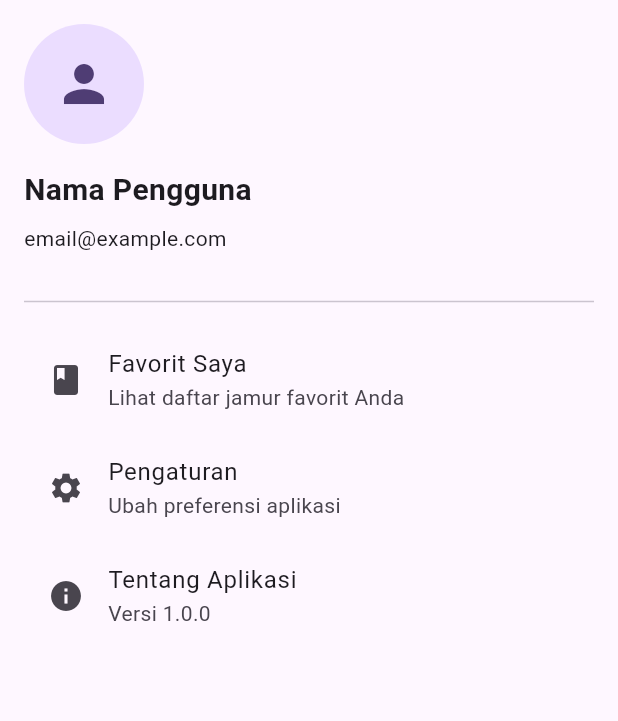
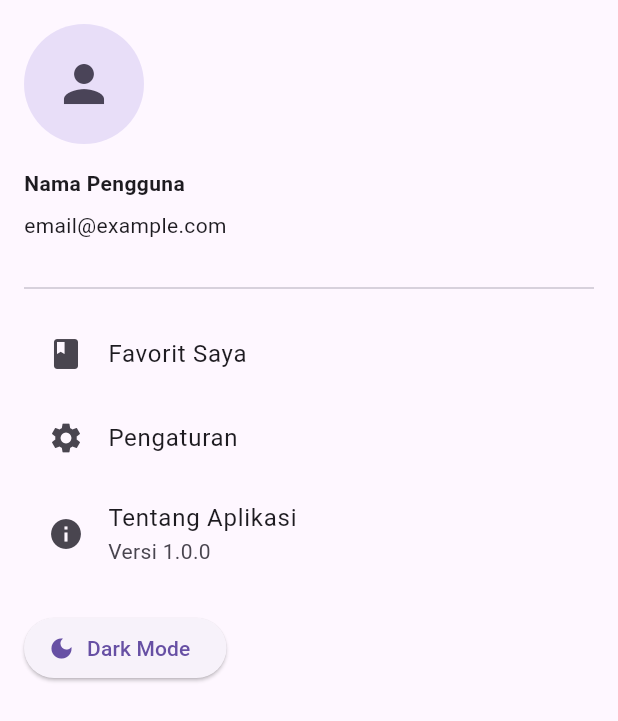
Before and after one commit to fahlan-ap/flutter_new, a Flutter app: the ProfilePage screen opened directly, on a phone screen of 412 x 824 dp. Shown: the top 721 px of the screen. Run offline on Flutter 3.47's test engine with Material 3 defaults, Android fonts, the phone set to English and light mode, and no system bars.

Commit message:
penambahan fitur fondasi

```diff
--- a/lib/profile_page.dart
+++ b/lib/profile_page.dart
@@ -1,46 +1,73 @@
 import 'package:flutter/material.dart';
 
-class ProfilePage extends StatelessWidget {
+class ProfilePage extends StatefulWidget {
   const ProfilePage({super.key});
 
   @override
+  State<ProfilePage> createState() => _ProfilePageState();
+}
+
+class _ProfilePageState extends State<ProfilePage> {
+  bool _isDarkTheme = false;
+
+  @override
   Widget build(BuildContext context) {
-    return Scaffold(
+    // Tentukan theme lokal (light/dark)
+    final ThemeData localTheme = _isDarkTheme
+        ? ThemeData.dark(useMaterial3: true)
+        : ThemeData.light(useMaterial3: true);
+
+    return Theme(
+      data: localTheme,
+      child: Scaffold(
         body: Padding(
           padding: const EdgeInsets.all(16.0),
           child: Column(
             crossAxisAlignment: CrossAxisAlignment.start,
             children: [
-            const CircleAvatar(
+              CircleAvatar(
                 radius: 40,
-              child: Icon(Icons.person, size: 40),
+                backgroundColor: localTheme.colorScheme.secondaryContainer,
+                child: Icon(Icons.person, size: 40, color: localTheme.colorScheme.onSecondaryContainer),
               ),
               const SizedBox(height: 16),
-            const Text(
+              Text(
                 'Nama Pengguna',
-              style: TextStyle(fontSize: 20, fontWeight: FontWeight.bold),
+                style: localTheme.textTheme.titleLarge?.copyWith(fontWeight: FontWeight.bold),
               ),
               const SizedBox(height: 8),
-            const Text('email@example.com'),
+              Text('email@example.com', style: localTheme.textTheme.bodyMedium),
               const SizedBox(height: 24),
               const Divider(),
               const SizedBox(height: 8),
-            const ListTile(
-              leading: Icon(Icons.book),
-              title: Text('Favorit Saya'),
-              subtitle: Text('Lihat daftar jamur favorit Anda'),
+              ListTile(
+                leading: const Icon(Icons.book),
+                title: const Text('Favorit Saya'),
+                onTap: () {},
               ),
-            const ListTile(
-              leading: Icon(Icons.settings),
-              title: Text('Pengaturan'),
-              subtitle: Text('Ubah preferensi aplikasi'),
+              ListTile(
+                leading: const Icon(Icons.settings),
+                title: const Text('Pengaturan'),
+                onTap: () {},
               ),
-            const ListTile(
-              leading: Icon(Icons.info),
-              title: Text('Tentang Aplikasi'),
-              subtitle: Text('Versi 1.0.0'),
+              ListTile(
+                leading: const Icon(Icons.info),
+                title: const Text('Tentang Aplikasi'),
+                subtitle: const Text('Versi 1.0.0'),
+                onTap: () {},
+              ),
+              const SizedBox(height: 16),
+              ElevatedButton.icon(
+                onPressed: () {
+                  setState(() {
+                    _isDarkTheme = !_isDarkTheme;
+                  });
+                },
+                icon: Icon(_isDarkTheme ? Icons.light_mode : Icons.dark_mode),
+                label: Text(_isDarkTheme ? 'Light Mode' : 'Dark Mode'),
               ),
             ],
+          ),
         ),
       ),
     );
```
Lines whose indentation alone changed are shown as unchanged.
